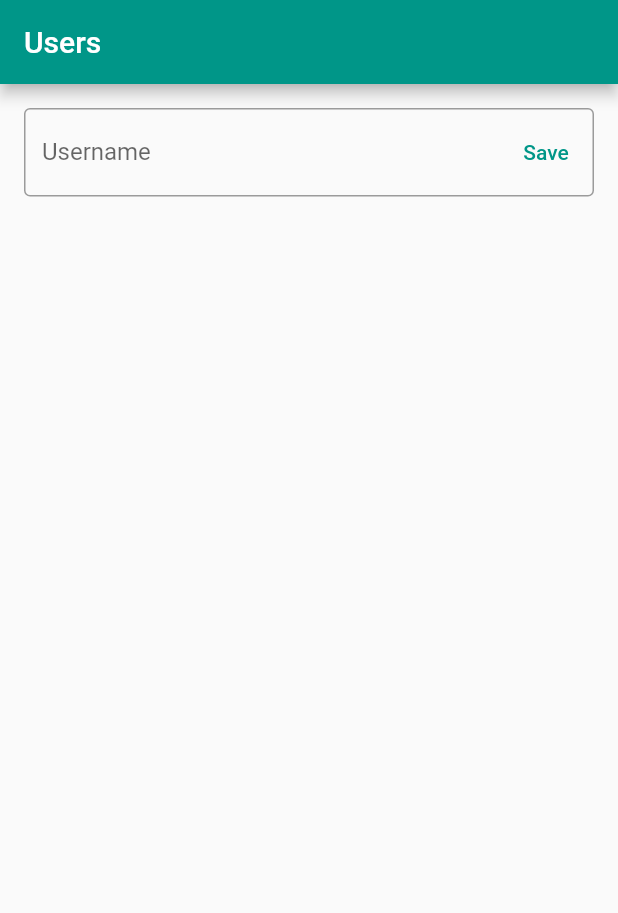
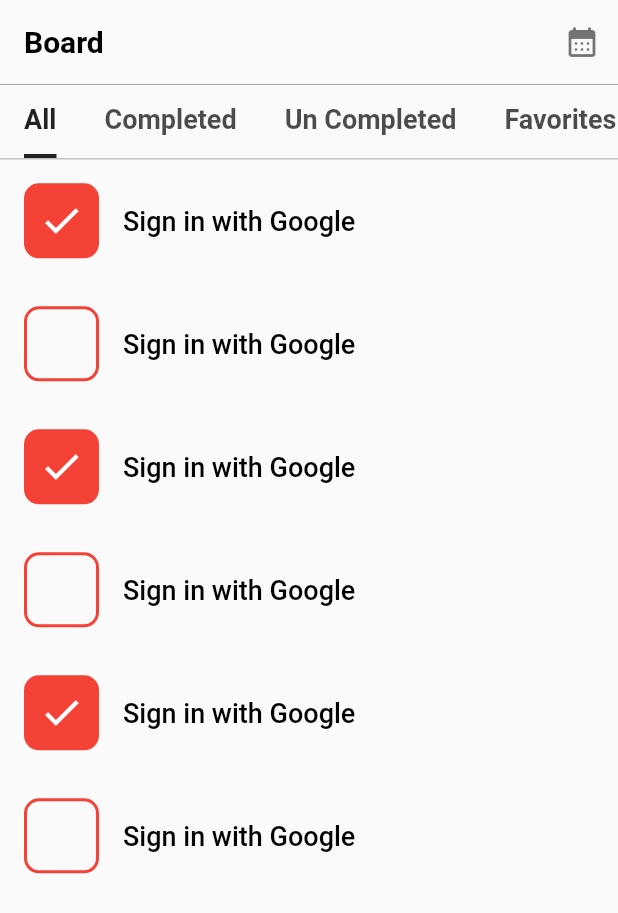
Before and after one commit to abdullahmansss/algoriza-1, a Flutter app: the screen it shows after launch, on a phone screen of 412 x 824 dp. Shown: the top 913 px of the screen. Run offline on Flutter 3.47's test engine with Material 2 defaults, Android fonts, the phone set to English and light mode, and no system bars; our stand-ins replace country_code_picker, flutter_bloc, font_awesome_flutter, sqflite; accounts and stored records are empty.

Commit message:
Feature - Create UI for Boards Page

```diff
--- /dev/null
+++ b/lib/core/util/widgets/primary_task_item.dart
@@ -0,0 +1,58 @@
+import 'package:flutter/material.dart';
+
+class PrimaryTaskItem extends StatelessWidget {
+  final int index;
+
+  const PrimaryTaskItem({
+    Key? key,
+    required this.index,
+  }) : super(key: key);
+
+  @override
+  Widget build(BuildContext context) {
+    return InkWell(
+      onTap: () {},
+      child: Padding(
+        padding: const EdgeInsets.all(16.0),
+        child: Row(
+          children: [
+            InkWell(
+              onTap: () {},
+              borderRadius: BorderRadius.circular(10.0),
+              child: Container(
+                width: 50.0,
+                height: 50.0,
+                decoration: BoxDecoration(
+                  color: index %2 == 0 ? Colors.red : null,
+                  border: Border.all(
+                    color: Colors.red,
+                    width: 2.0,
+                  ),
+                  borderRadius: BorderRadius.circular(10.0),
+                ),
+                child: index %2 == 0
+                    ? const Icon(
+                        Icons.check,
+                        color: Colors.white,
+                        size: 30.0,
+                      )
+                    : Container(),
+              ),
+            ),
+            const SizedBox(
+              width: 16.0,
+            ),
+            const Text(
+              'Sign in with Google',
+              style: TextStyle(
+                fontSize: 18.0,
+                fontWeight: FontWeight.w500,
+                color: Colors.black,
+              ),
+            ),
+          ],
+        ),
+      ),
+    );
+  }
+}
--- /dev/null
+++ b/lib/features/home/presentation/pages/home_page.dart
@@ -0,0 +1,27 @@
+import 'package:flutter/material.dart';
+import 'package:test1/features/home/presentation/widgets/home_widget.dart';
+
+class HomePage extends StatelessWidget {
+  const HomePage({Key? key}) : super(key: key);
+
+  @override
+  Widget build(BuildContext context) {
+    return Scaffold(
+      appBar: AppBar(
+        title: const Text(
+          'Board',
+        ),
+        actions: [
+          IconButton(
+            icon: const Icon(
+              Icons.calendar_month_rounded,
+              color: Colors.black54,
+            ),
+            onPressed: () {},
+          ),
+        ],
+      ),
+      body: const HomeWidget(),
+    );
+  }
+}
--- /dev/null
+++ b/lib/features/home/presentation/widgets/all_widget.dart
@@ -0,0 +1,16 @@
+import 'package:flutter/material.dart';
+import 'package:test1/core/util/widgets/primary_task_item.dart';
+
+class AllWidget extends StatelessWidget {
+  const AllWidget({Key? key}) : super(key: key);
+
+  @override
+  Widget build(BuildContext context) {
+    return ListView.builder(
+      itemBuilder: (context, index) => PrimaryTaskItem(
+        index: index,
+      ),
+      itemCount: 6,
+    );
+  }
+}
--- /dev/null
+++ b/lib/features/home/presentation/widgets/completed_widget.dart
@@ -0,0 +1,16 @@
+import 'package:flutter/material.dart';
+import 'package:test1/core/util/widgets/primary_task_item.dart';
+
+class CompletedWidget extends StatelessWidget {
+  const CompletedWidget({Key? key}) : super(key: key);
+
+  @override
+  Widget build(BuildContext context) {
+    return ListView.builder(
+      itemBuilder: (context, index) => PrimaryTaskItem(
+        index: index,
+      ),
+      itemCount: 6,
+    );
+  }
+}
--- /dev/null
+++ b/lib/features/home/presentation/widgets/favorites_widget.dart
@@ -0,0 +1,16 @@
+import 'package:flutter/material.dart';
+import 'package:test1/core/util/widgets/primary_task_item.dart';
+
+class FavoritesWidget extends StatelessWidget {
+  const FavoritesWidget({Key? key}) : super(key: key);
+
+  @override
+  Widget build(BuildContext context) {
+    return ListView.builder(
+      itemBuilder: (context, index) => PrimaryTaskItem(
+        index: index,
+      ),
+      itemCount: 6,
+    );
+  }
+}
--- /dev/null
+++ b/lib/features/home/presentation/widgets/home_widget.dart
@@ -0,0 +1,84 @@
+import 'package:flutter/material.dart';
+import 'package:test1/features/home/presentation/widgets/all_widget.dart';
+import 'package:test1/features/home/presentation/widgets/completed_widget.dart';
+import 'package:test1/features/home/presentation/widgets/favorites_widget.dart';
+import 'package:test1/features/home/presentation/widgets/un_completed_widget.dart';
+
+class HomeWidget extends StatefulWidget {
+  const HomeWidget({Key? key}) : super(key: key);
+
+  @override
+  State<HomeWidget> createState() => _HomeWidgetState();
+}
+
+class _HomeWidgetState extends State<HomeWidget> {
+  // late TabController _tabController;
+
+  @override
+  void initState() {
+    super.initState();
+
+    // _tabController = TabController(
+    //   length: 4,
+    //   vsync: this,
+    // );
+  }
+
+  @override
+  Widget build(BuildContext context) {
+    return DefaultTabController(
+      length: 4,
+      child: Column(
+        children: [
+          Container(
+            height: 0.6,
+            width: double.infinity,
+            color: Colors.grey[500],
+          ),
+          const TabBar(
+            // controller: _tabController,
+            labelColor: Colors.black87,
+            isScrollable: true,
+            indicatorSize: TabBarIndicatorSize.label,
+            indicatorColor: Colors.black87,
+            indicatorWeight: 3,
+            labelStyle: TextStyle(
+              fontSize: 18,
+              fontWeight: FontWeight.bold,
+            ),
+            tabs: [
+              Tab(
+                text: 'All',
+              ),
+              Tab(
+                text: 'Completed',
+              ),
+              Tab(
+                text: 'Un Completed',
+              ),
+              Tab(
+                text: 'Favorites',
+              ),
+            ],
+          ),
+          Container(
+            height: 0.6,
+            width: double.infinity,
+            color: Colors.grey[500],
+          ),
+          const Expanded(
+            child: TabBarView(
+              // controller: _tabController,
+              children: [
+                AllWidget(),
+                CompletedWidget(),
+                UnCompletedWidget(),
+                FavoritesWidget(),
+              ],
+            ),
+          ),
+        ],
+      ),
+    );
+  }
+}
--- /dev/null
+++ b/lib/features/home/presentation/widgets/un_completed_widget.dart
@@ -0,0 +1,16 @@
+import 'package:flutter/material.dart';
+import 'package:test1/core/util/widgets/primary_task_item.dart';
+
+class UnCompletedWidget extends StatelessWidget {
+  const UnCompletedWidget({Key? key}) : super(key: key);
+
+  @override
+  Widget build(BuildContext context) {
+    return ListView.builder(
+      itemBuilder: (context, index) => PrimaryTaskItem(
+        index: index,
+      ),
+      itemCount: 6,
+    );
+  }
+}
--- a/lib/main.dart
+++ b/lib/main.dart
@@ -6,6 +6,7 @@ import 'package:flutter/services.dart';
 import 'package:flutter_bloc/flutter_bloc.dart';
 import 'package:test1/core/util/blocs/app/cubit.dart';
 import 'package:test1/features/counter/presentation/pages/counter_page.dart';
+import 'package:test1/features/home/presentation/pages/home_page.dart';
 import 'package:test1/features/login/presentation/pages/login_page.dart';
 import 'package:test1/features/users/presentation/pages/users_page.dart';
 
@@ -29,14 +30,24 @@ class MyApp extends StatelessWidget {
         debugShowCheckedModeBanner: false,
         theme: ThemeData(
           primarySwatch: Colors.teal,
+          appBarTheme: AppBarTheme(
+            color: Colors.transparent,
+            elevation: 0,
+            titleTextStyle: const TextStyle(
+              color: Colors.black,
+              fontSize: 20,
+              fontWeight: FontWeight.bold,
+            ),
+            centerTitle: false,
+            systemOverlayStyle: Platform.isIOS
+                ? null
+                : const SystemUiOverlayStyle(
+              statusBarColor: Colors.transparent,
+              statusBarIconBrightness: Brightness.dark,
+            ),
+          ),
         ),
-        // supportedLocales: const [
-        //   Locale("en"),
-        // ],
-        // localizationsDelegates: const [
-        //   CountryLocalizations.delegate,
-        // ],
-        home: const UsersPage(),
+        home: const HomePage(),
       ),
     );
   }
```
